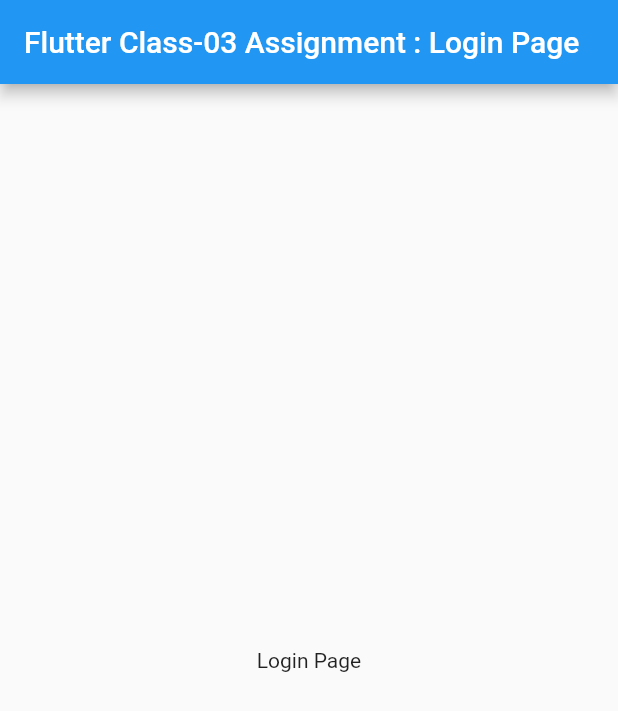
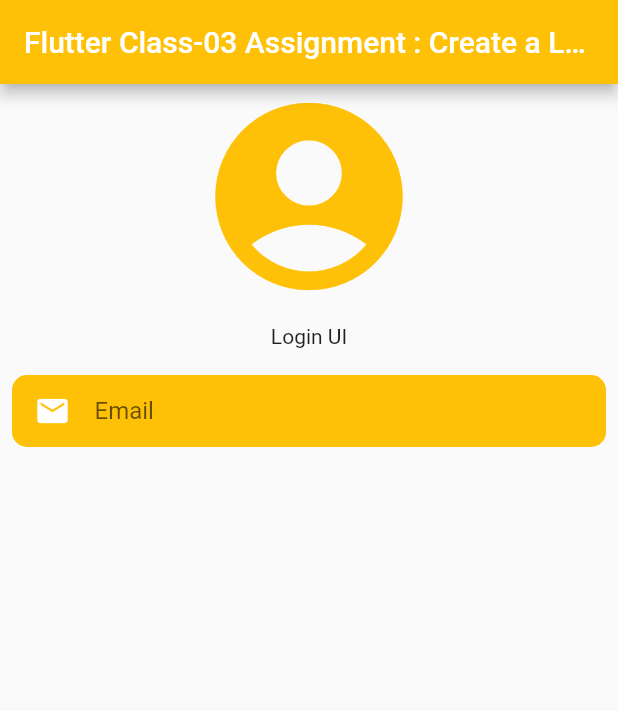
Before and after one commit to Mustack-Rabbi/Flutter_Class-03_Assignment, a Flutter app: the screen it shows after launch, on a phone screen of 412 x 824 dp. Shown: the top 711 px of the screen. Run offline on Flutter 3.47's test engine with Material 2 defaults, Android fonts, the phone set to English and light mode, and no system bars.

Commit message:
Login UI

```diff
--- a/lib/main.dart
+++ b/lib/main.dart
@@ -1,5 +1,3 @@
-import 'dart:html';
-
 import 'package:flutter/material.dart';
 
 void main() {
@@ -22,11 +20,77 @@
 
   @override
   Widget build(BuildContext context) {
+    final height = MediaQuery.of(context).size.height;
+    final width = MediaQuery.of(context).size.width;
     return Scaffold(
-      appBar: AppBar(
-        title: const Text("Flutter Class-03 Assignment : Login Page"),
-      ),
-      body: const Center(child: Text("Login Page")),
-    );
+        appBar: AppBar(
+            backgroundColor: Colors.amber,
+            title: const Text(
+              "Flutter Class-03 Assignment : Create a Login UI",
+              style: TextStyle(color: Colors.white),
+            )),
+        body: Column(
+          children: [
+            const Icon(
+              Icons.account_circle,
+              color: Colors.amber,
+              size: 150.0,
+            ),
+            SizedBox(
+              height: 10,
+            ),
+            Text("Login UI"),
+            SizedBox(
+              height: 10,
+            ),
+            Padding(
+              padding: const EdgeInsets.all(8.0),
+              child: Container(
+                decoration: BoxDecoration(
+                    color: Colors.amber,
+                    borderRadius: BorderRadius.circular(10)),
+                child: Padding(
+                  padding: EdgeInsets.only(left: 15),
+                  child: TextField(
+                    decoration: InputDecoration(
+                        hintText: 'Email',
+                        icon: Icon(Icons.email, color: Colors.white),
+                        border: InputBorder.none),
+                  ),
+                ),
+              ),
+            )
+          ],
+        )
+
+        /*    ListView(
+          children: [
+            Icon(
+              Icons.account_circle,
+              color: Colors.amber,
+              size: 200.0,
+            ),
+            Center(
+              child: Container(
+                color: Colors.amber,
+                width: width,
+                height: height,
+                child: Column(
+                  children: [
+                    Row(
+                      children: [Text("Login"), TextField()],
+                    ),
+                    Row(
+                      children: [Text("Login")],
+                    )
+                  ],
+                ),
+              ),
+            ),
+          ],
+        ) */
+
+        //const Center(child: Text("Login Page")),
+        );
   }
 }
```
Also changed, not shown: 1 other file.
